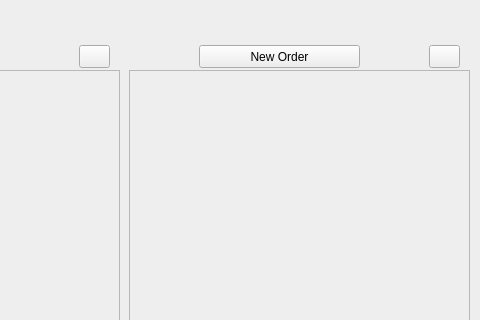
Old version of the form UI/MotorcycleDealership.ui in the repository jordynmarlow/SoftwareEngineering; both pictures show x 601 to 1081 and y 0 to 320 of the 1081 by 698 pixel window.
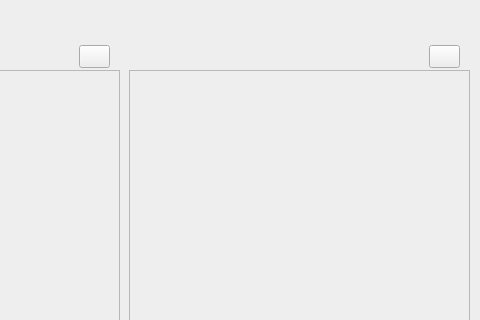
New version of the form. Icons and pictures are not drawn.

Patch:
```diff
--- a/UI/MotorcycleDealership.ui
+++ b/UI/MotorcycleDealership.ui
@@ -35,19 +35,6 @@
       <normaloff>../images/filter.png</normaloff>../images/filter.png</iconset>
     </property>
    </widget>
-   <widget class="QPushButton" name="new_order_bt">
-    <property name="geometry">
-     <rect>
-      <x>800</x>
-      <y>45</y>
-      <width>161</width>
-      <height>23</height>
-     </rect>
-    </property>
-    <property name="text">
-     <string>New Order</string>
-    </property>
-   </widget>
    <widget class="QWidget" name="horizontalLayoutWidget">
     <property name="geometry">
      <rect>
```
Left out of the diff: 1 changed line with no effect on the pictures.
